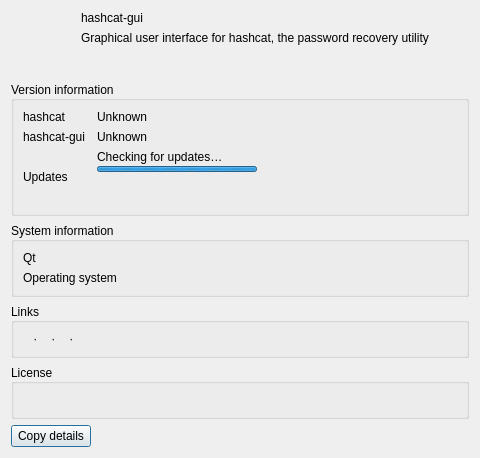
The window that src/aboutdialog.ui (rgroesslinger/hashcat-gui) describes before a commit, drawn with Qt 5.
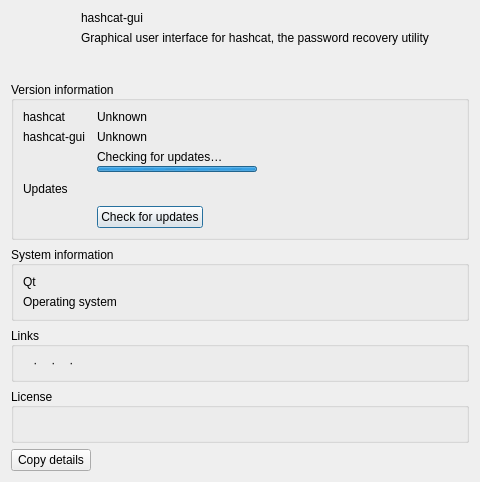
The same window after the commit.

Commit message: Make the update check opt-in in the About dialog

```diff
--- a/src/aboutdialog.ui
+++ b/src/aboutdialog.ui
@@ -238,6 +238,22 @@
            </property>
           </widget>
          </item>
+         <item>
+          <widget class="QPushButton" name="pushButton_check_updates">
+           <property name="sizePolicy">
+            <sizepolicy hsizetype="Maximum" vsizetype="Fixed">
+             <horstretch>0</horstretch>
+             <verstretch>0</verstretch>
+            </sizepolicy>
+           </property>
+           <property name="toolTip">
+            <string>Ask GitHub whether a newer release is available</string>
+           </property>
+           <property name="text">
+            <string>Check for updates</string>
+           </property>
+          </widget>
+         </item>
         </layout>
        </widget>
       </item>
```
The commit also changes 4 other files.
